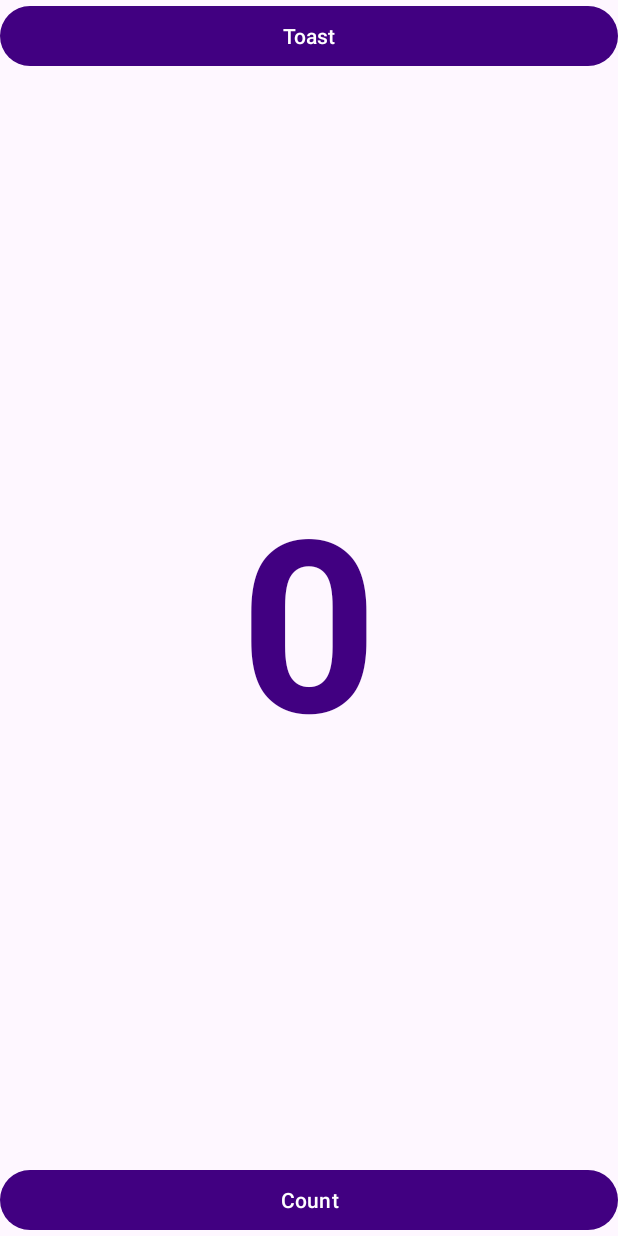
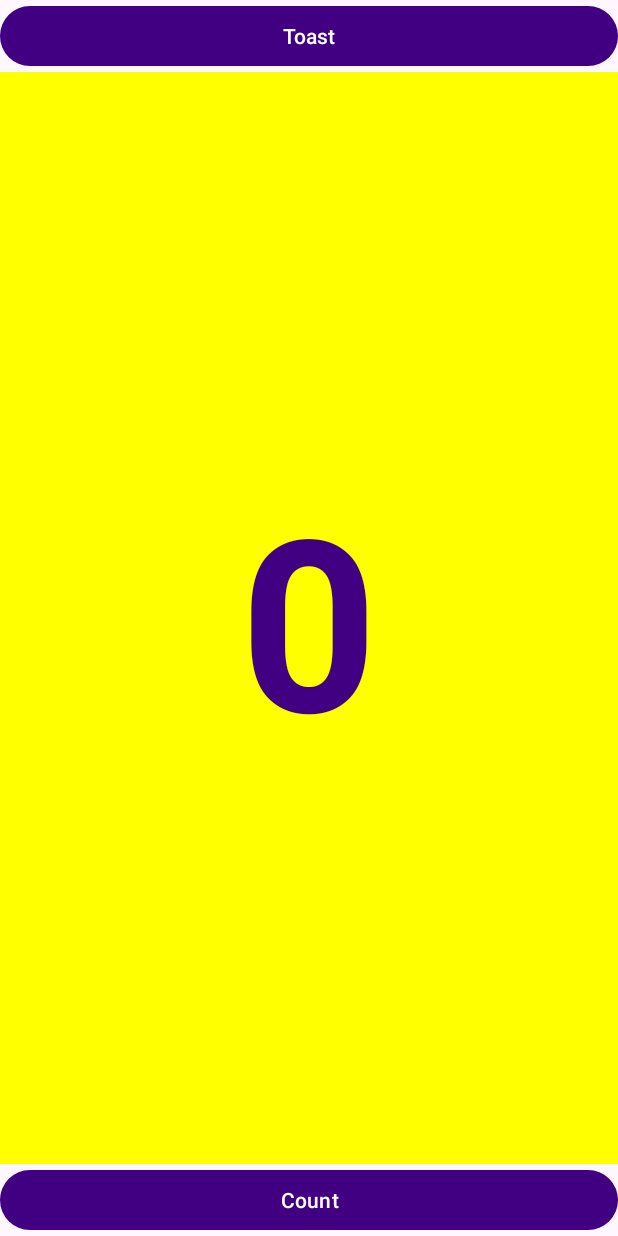
Before and after one commit to zizoufg/TP_1.2_Android_Studio, an Android app: the screen it shows after launch (MainActivity), on a phone screen of 412 x 824 dp. Run offline under Robolectric (Android 15) with nearby library versions, the phone set to English and light mode, and no system bars.

Commit message:
Second commit

```diff
--- a/app/build.gradle
+++ b/app/build.gradle
@@ -4,7 +4,7 @@ plugins {
 
 android {
     namespace 'com.example.enetcom.hellotoast'
-    compileSdk 33
+    compileSdk 34
 
     defaultConfig {
         applicationId "com.example.enetcom.hellotoast"
--- a/app/src/main/java/com/example/enetcom/hellotoast/MainActivity.java
+++ b/app/src/main/java/com/example/enetcom/hellotoast/MainActivity.java
@@ -3,12 +3,31 @@ package com.example.enetcom.hellotoast;
 import androidx.appcompat.app.AppCompatActivity;
 
 import android.os.Bundle;
+import android.view.View;
+import android.widget.TextView;
+import android.widget.Toast;
 
 public class MainActivity extends AppCompatActivity {
+
+    private int mCount =0;
+    private TextView mShowCount;
 
     @Override
     protected void onCreate(Bundle savedInstanceState) {
         super.onCreate(savedInstanceState);
         setContentView(R.layout.activity_main);
+        mShowCount = (TextView) findViewById(R.id.show_count);
+    }
+
+    public void showToast(View view) {
+        Toast toast = Toast.makeText(this, R.string.toast_message,
+                Toast.LENGTH_SHORT);
+        toast.show();
+    }
+
+    public void countUp(View view) {
+        mCount++;
+        if (mShowCount != null)
+            mShowCount.setText(Integer.toString(mCount));
     }
 }
--- a/app/src/main/res/layout/activity_main.xml
+++ b/app/src/main/res/layout/activity_main.xml
@@ -10,29 +10,32 @@
         android:id="@+id/button_toast"
         android:layout_width="0dp"
         android:layout_height="wrap_content"
-        android:text="Toast"
+        android:text="@string/button_label_toast"
         android:textColor="@android:color/white"
         app:backgroundTint="@color/colorPrimary"
         app:layout_constraintEnd_toEndOf="parent"
         app:layout_constraintHorizontal_bias="0.0"
         app:layout_constraintStart_toStartOf="parent"
-        app:layout_constraintTop_toTopOf="parent" />
+        app:layout_constraintTop_toTopOf="parent"
+        android:onClick="showToast"/>
 
     <Button
         android:id="@+id/button_count"
         android:layout_width="0dp"
         android:layout_height="wrap_content"
-        android:text="Count"
+        android:text="@string/count"
         android:textColor="@android:color/white"
         app:backgroundTint="@color/colorPrimary"
         app:layout_constraintBottom_toBottomOf="parent"
         app:layout_constraintEnd_toEndOf="parent"
-        app:layout_constraintStart_toStartOf="parent" />
+        app:layout_constraintStart_toStartOf="parent"
+        android:onClick="countUp"/>
 
     <TextView
         android:id="@+id/show_count"
-        android:layout_width="wrap_content"
-        android:layout_height="wrap_content"
+        android:layout_width="0dp"
+        android:layout_height="0dp"
+        android:background=" #FFFF00"
         android:gravity="center"
         android:text="0"
         android:textColor="@color/colorPrimary"
--- a/app/src/main/res/values/strings.xml
+++ b/app/src/main/res/values/strings.xml
@@ -1,3 +1,8 @@
 <resources>
     <string name="app_name">hello toast</string>
+    <string name="button_label_toast">Toast</string>
+    <string name="button_label_count">Count</string>
+    <string name="count_initial_value">0</string>
+    <string name="toast_message">Hello Toast!</string>
+    <string name="count">Count</string>
 </resources>
```
